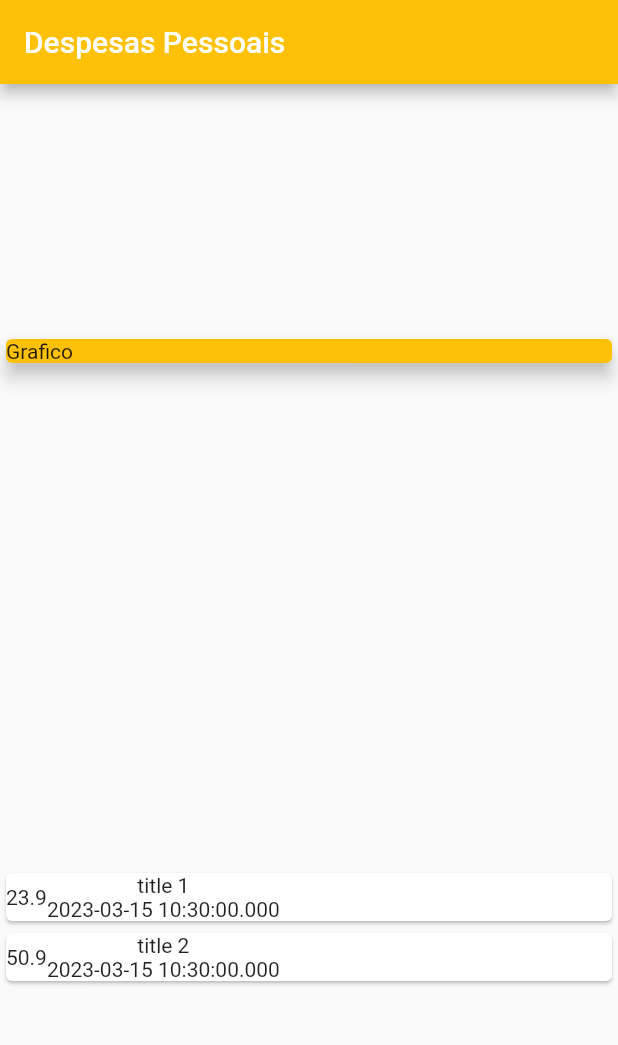
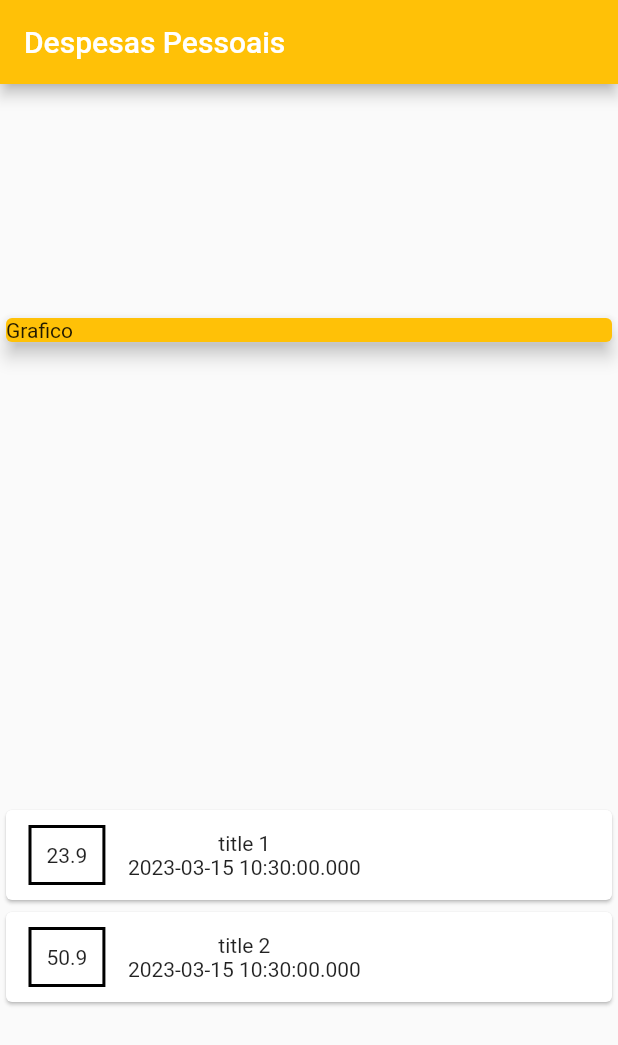
Before and after one commit to renansantos07/learning_flutter, a Flutter app: the screen it shows after launch, on a phone screen of 412 x 824 dp. Shown: the top 1045 px of the screen. Run offline on Flutter 3.47's test engine with Material 2 defaults, Android fonts, the phone set to English and light mode, and no system bars; missing offline and left inert: dart:ffi.

Commit message:
estilizando container do card

```diff
--- a/ryc_expenses/lib/main.dart
+++ b/ryc_expenses/lib/main.dart
@@ -58,6 +58,14 @@ class MyHome extends StatelessWidget {
                 child: Row(
                   children: <Widget>[
                     Container(
+                      margin: const EdgeInsets.symmetric(
+                          horizontal: 15, vertical: 10),
+                      decoration: BoxDecoration(
+                          border: Border.all(
+                        color: Colors.black,
+                        width: 2,
+                      )),
+                      padding: const EdgeInsets.all(10),
                       child: Text(
                         elem.value.toString(),
                       ),
```
